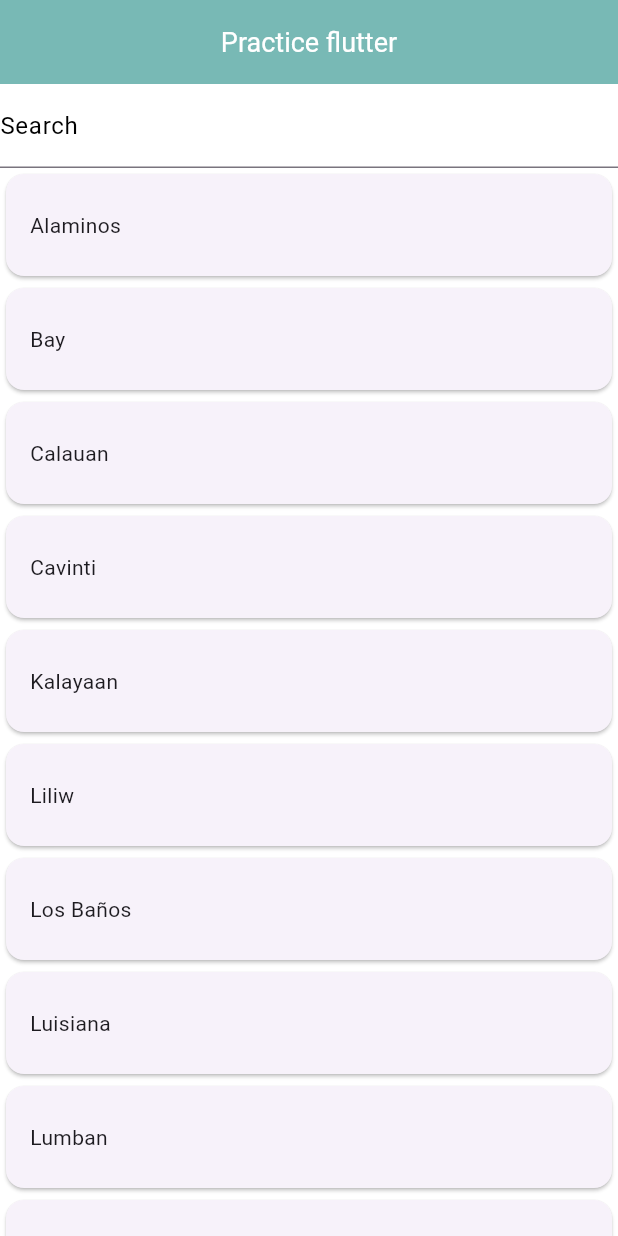
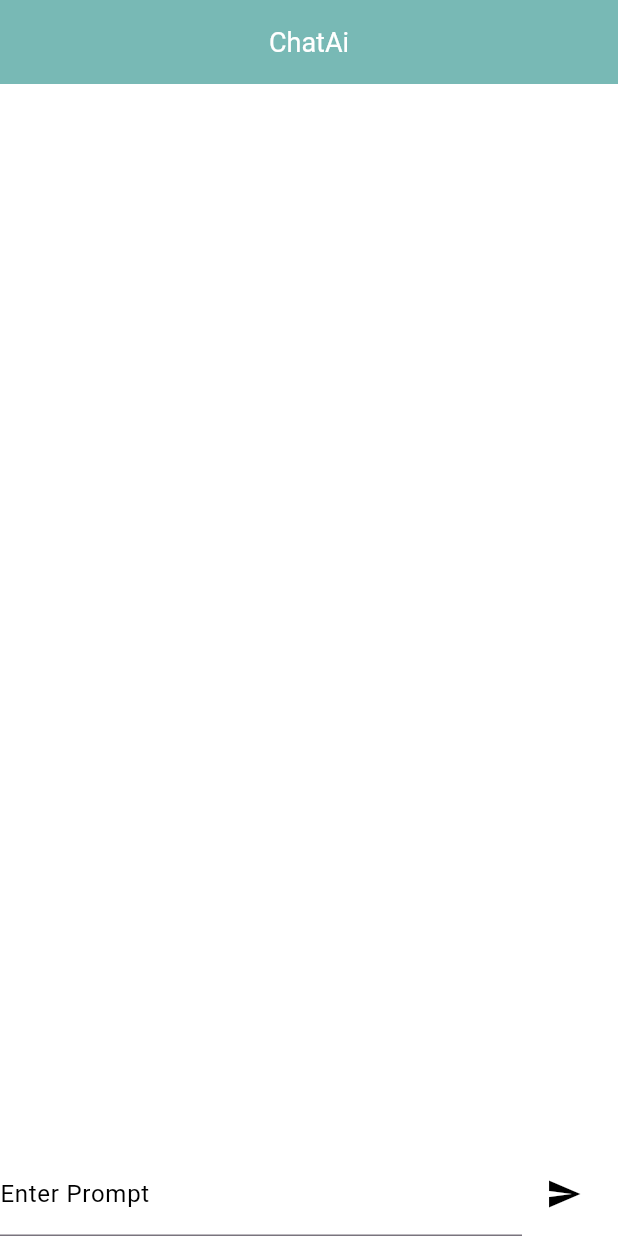
Before and after one commit to jay6780/MyPractice, a Flutter app: the screen it shows after launch, on a phone screen of 412 x 824 dp. Run offline on Flutter 3.47's test engine with Material 3 defaults, Android fonts, the light colour scheme and no system bars; our stand-ins replace dio, fluttertoast, loading_animation_widget, logger, shared_preferences.

Commit message:
add chat bot

```diff
--- /dev/null
+++ b/lib/AI.dart
@@ -0,0 +1,8 @@
+class Ai {
+  late String content;
+  Ai(this.content);
+
+  Ai.getContent(String botContent) {
+    content = botContent;
+  }
+}
--- /dev/null
+++ b/lib/Chatmsg.dart
@@ -0,0 +1,14 @@
+class Chatmsg {
+  final bool isUser;
+  final String message;
+
+  Chatmsg(this.isUser, this.message);
+
+  Map<String, dynamic> toJson() => {
+        'isUser': isUser,
+        'message': message,
+      };
+
+  factory Chatmsg.fromJson(Map<String, dynamic> json) =>
+      Chatmsg(json['isUser'], json['message']);
+}
--- /dev/null
+++ b/lib/DioApi.dart
@@ -0,0 +1,18 @@
+import 'package:dio/dio.dart';
+import 'package:mypractice_flutter/AI.dart';
+
+class Dioapi {
+  String content = "";
+  final dio = Dio(BaseOptions(
+      baseUrl: 'https://betadash-api-swordslush-production.up.railway.app'));
+  Future<Ai?> askAi(String ask) async {
+    try {
+      Response response = await dio.get('/');
+      response = await dio.get('/gpt4', queryParameters: {'ask': ask});
+      content = response.data['content'];
+      return Ai.getContent(content);
+    } catch (e) {
+      print("Error: $e");
+    }
+  }
+}
--- a/lib/Province.dart
+++ /dev/null
@@ -1,4 +0,0 @@
-class Province {
-  late String provincename;
-  Province(this.provincename);
-}
--- a/lib/main.dart
+++ b/lib/main.dart
@@ -1,8 +1,14 @@
+import 'dart:convert';
+
 import 'package:flutter/material.dart';
 import 'package:fluttertoast/fluttertoast.dart';
+import 'package:loading_animation_widget/loading_animation_widget.dart';
 import 'package:logger/logger.dart';
+import 'package:mypractice_flutter/AI.dart';
 import 'package:mypractice_flutter/HexColor.dart';
-import 'province.dart';
+import 'package:shared_preferences/shared_preferences.dart';
+import 'Chatmsg.dart';
+import 'DioApi.dart';
 
 void main() => runApp(MainPage());
 
@@ -12,40 +18,23 @@ class MainPage extends StatefulWidget {
 }
 
 class Chathome extends State<MainPage> {
-  var logger = Logger();
-  var provincelist = [
-    "Alaminos",
-    "Bay",
-    "Calauan",
-    "Cavinti",
-    "Kalayaan",
-    "Liliw",
-    "Los Baños",
-    "Luisiana",
-    "Lumban",
-    "Mabitac",
-    "Magdalena",
-    "Nagcarlan",
-    "Paete",
-    "Pagsanjan",
-    "Pakil",
-    "Pangil",
-    "Pila",
-    "Rizal",
-    "Santa Cruz"
-  ];
-  List<Province> originalist = [];
-  List<Province> searchlist = [];
-
   @override
   void initState() {
+    // TODO: implement initState
     super.initState();
-    for (var name in provincelist) {
-      originalist.add(Province(name));
-      searchlist.add(Province(name));
-    }
+    loadChatMessages();
   }
 
+  var logger = Logger();
+  List<Chatmsg> chatmessagelist = [];
+  String query = "";
+  String response = "";
+  String botMessage = "";
+  bool isdev = true;
+  String content = "";
+  Ai? aiResponse;
+  Dioapi dioapi = Dioapi();
+  final TextEditingController _queryController = TextEditingController();
   @override
   Widget build(BuildContext context) {
     logger.d("Home chat!");
@@ -55,40 +44,76 @@ class Chathome extends State<MainPage> {
       appBar: AppBar(
         centerTitle: true,
         backgroundColor: HexColor("#78B9B5"),
-        title: const Text('Practice flutter',
+        title: const Text('ChatAi',
             style: TextStyle(fontSize: 18, color: Colors.white)),
       ),
       body: Center(
         child: Container(
           child: Column(
             children: [
-              TextFormField(
-                onChanged: (value) {
-                  _filterList(value);
-                },
-                decoration: const InputDecoration(
-                    labelText: "Search",
-                    labelStyle: TextStyle(color: Colors.black)),
-              ),
               Expanded(
                 child: ListView.builder(
-                  itemCount: originalist.length,
+                    reverse: true,
+                    itemCount: chatmessagelist.length,
                     itemBuilder: (context, index) {
+                      final message = chatmessagelist[index];
                       return GestureDetector(
+                        child: Align(
+                          alignment: message.isUser
+                              ? Alignment.centerRight
+                              : Alignment.centerLeft,
                           child: Card(
+                            color: message.isUser
+                                ? Colors.blue[100]
+                                : Colors.grey[200],
                             child: Padding(
                               padding: const EdgeInsets.symmetric(
-                              vertical: 24.0, horizontal: 16.0),
-                          child: Text(
-                            originalist[index].provincename,
+                                  vertical: 12.0, horizontal: 16.0),
+                              child: message.message.isEmpty
+                                  ? LoadingAnimationWidget.staggeredDotsWave(
+                                      color: Colors.black,
+                                      size: 20,
+                                    )
+                                  : Text(
+                                      message.message,
+                                      style: const TextStyle(
+                                          color: Colors.black, fontSize: 16.0),
                                     ),
                             ),
                           ),
-                      onTap: () => onTap(originalist[index].provincename),
+                        ),
                       );
+                    }),
+              ),
+              Row(
+                mainAxisAlignment: MainAxisAlignment.start,
+                children: [
+                  Expanded(
+                    child: TextFormField(
+                      controller: _queryController,
+                      onChanged: (value) {
+                        query = value;
                       },
+                      decoration: const InputDecoration(
+                          labelText: "Enter Prompt",
+                          labelStyle: TextStyle(color: Colors.black)),
                     ),
-              )
+                  ),
+                  InkWell(
+                    onTap: () => _askBot(),
+                    child: Container(
+                        height: 50,
+                        padding: const EdgeInsets.symmetric(horizontal: 16),
+                        child: const Row(
+                          mainAxisSize: MainAxisSize.min,
+                          children: [
+                            Icon(Icons.send, color: Colors.black),
+                            SizedBox(width: 8),
+                          ],
+                        )),
+                  ),
+                ],
+              ),
             ],
           ),
         ),
@@ -96,30 +121,54 @@ class Chathome extends State<MainPage> {
     ));
   }
 
-  void onTap(item) {
+  void _askBot() async {
+    if (query.isEmpty) {
       Fluttertoast.showToast(
-        msg: "$item is selected",
+        msg: "Please enter prompt",
         toastLength: Toast.LENGTH_SHORT,
         gravity: ToastGravity.BOTTOM,
-        timeInSecForIosWeb: 1,
         backgroundColor: HexColor('#000000'),
         textColor: Colors.white,
-        fontSize: 16.0);
-
-    logger.d("$item is selected");
+        fontSize: 16.0,
+      );
+      return;
     }
 
-  void _filterList(String searchText) {
     setState(() {
-      if (searchText.isEmpty) {
-        originalist = searchlist;
+      chatmessagelist.insert(0, Chatmsg(true, query));
+      chatmessagelist.insert(0, Chatmsg(false, ""));
+      _queryController.clear();
+    });
+    saveChatMessages();
+    aiResponse = await dioapi.askAi(query);
+
+    setState(() {
+      chatmessagelist.removeAt(0);
+      if (aiResponse != null) {
+        chatmessagelist.insert(0, Chatmsg(false, aiResponse!.content));
       } else {
-        originalist = searchlist
-            .where((element) => element.provincename
-                .toLowerCase()
-                .contains(searchText.toLowerCase()))
-            .toList();
+        chatmessagelist.insert(
+            0, Chatmsg(false, "Failed to get response from server."));
       }
+    });
+    saveChatMessages();
+  }
+
+  Future<void> saveChatMessages() async {
+    final prefs = await SharedPreferences.getInstance();
+    final List<String> encoded =
+        chatmessagelist.map((msg) => jsonEncode(msg.toJson())).toList();
+    await prefs.setStringList('chat_messages', encoded);
+  }
+
+  Future<void> loadChatMessages() async {
+    final prefs = await SharedPreferences.getInstance();
+    final List<String>? encoded = prefs.getStringList('chat_messages');
+    if (encoded != null) {
+      setState(() {
+        chatmessagelist =
+            encoded.map((msg) => Chatmsg.fromJson(jsonDecode(msg))).toList();
       });
     }
   }
+}
--- a/pubspec.yaml
+++ b/pubspec.yaml
@@ -36,8 +36,10 @@ dependencies:
   cupertino_icons: ^1.0.8
   provider: ^6.1.5
   logger: ^2.6.0
-  http: ^1.4.0
   fluttertoast: ^8.2.12
+  dio: ^5.8.0+1
+  loading_animation_widget: ^1.3.0
+  shared_preferences: ^2.2.2
 
 dev_dependencies:
   flutter_test:
```
Also changed, not shown: pubspec.lock, 5 other files. Lines whose indentation alone changed are shown as unchanged.
